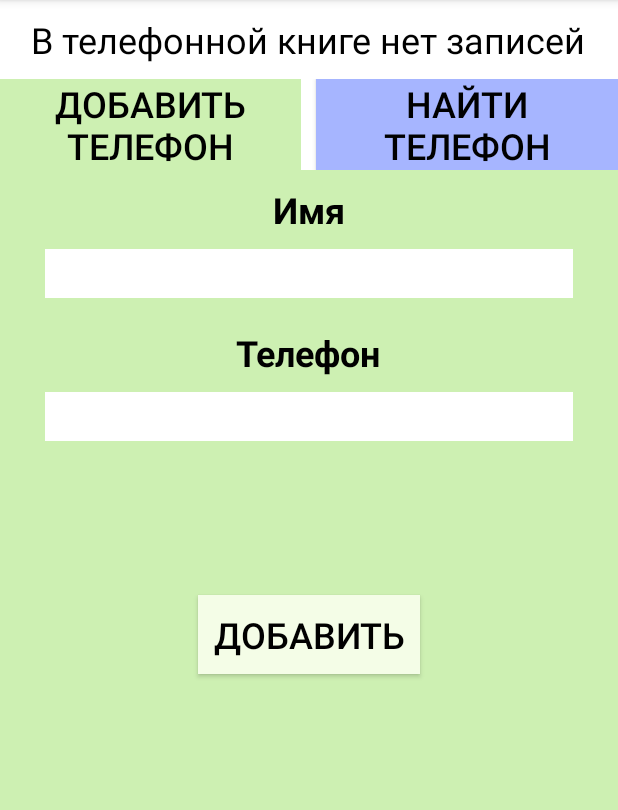
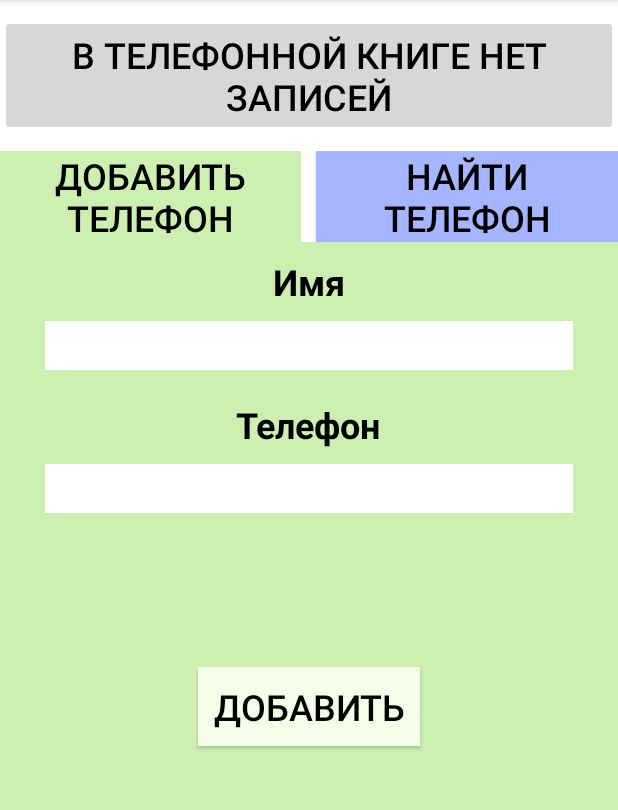
Before and after one commit to Igor-developer/PhoneBook, an Android app: the screen it shows after launch (AddActivity), after a tap on an icon or button, on a phone screen of 412 x 824 dp, the part 84-894 px from its top. Run offline under Robolectric (Android 15) with nearby library versions, the phone set to English and light mode, and no system bars.

Commit message:
Выполнено домашнее задание занятия №4 по Android - в приложение PhoneBook добавить RecyclerView, в которой будут отображаться все записи.

```diff
--- a/app/src/main/AndroidManifest.xml
+++ b/app/src/main/AndroidManifest.xml
@@ -9,7 +9,8 @@
         android:roundIcon="@mipmap/ic_launcher_round"
         android:supportsRtl="true"
         android:theme="@style/Theme.PhoneBook">
-        <activity android:name=".FindingsActivity"></activity>
+        <activity android:name=".RecyclerViewActivity" />
+        <activity android:name=".FindingsActivity" />
         <activity android:name=".AddActivity" />
         <activity android:name=".MainActivity">
             <intent-filter>
--- a/app/src/main/java/com/example/android/phonebook/AddActivity.java
+++ b/app/src/main/java/com/example/android/phonebook/AddActivity.java
@@ -2,16 +2,20 @@ package com.example.android.phonebook;
 
 import androidx.appcompat.app.AppCompatActivity;
 import androidx.appcompat.widget.AppCompatButton;
+
 import android.content.Intent;
 import android.os.Bundle;
 import android.widget.EditText;
 import android.widget.TextView;
 import android.widget.Toast;
+
 import java.util.Map;
 import java.util.Set;
 import java.util.TreeSet;
 
 public class AddActivity extends AppCompatActivity {
+
+    AppCompatButton info_button;
 
     @Override
     protected void onCreate(Bundle savedInstanceState) {
@@ -19,6 +23,11 @@ public class AddActivity extends AppCompatActivity {
         setContentView(R.layout.activity_add);
 
         //Назначение слушателей кнопкам
+        info_button = findViewById(R.id.info_button);
+        info_button.setOnClickListener(v -> {
+            startActivity(new Intent(AddActivity.this, RecyclerViewActivity.class));
+        });
+
         AppCompatButton addButton = findViewById(R.id.add_button);
         addButton.setOnClickListener(v -> handleAddButton());
 
@@ -33,17 +42,18 @@ public class AddActivity extends AppCompatActivity {
 
     //Отображение количества телефонов
     private void showPhonesQuantity() {
-        int quantity = MainActivity.getPhones().size();
+        int quantity = Contacts.getContactsAsMap().size();
 
         String info_string;
         if (quantity == 0) {
             info_string = getString(R.string.zero_phones_quantity);
+            info_button.setEnabled(false);
         } else {
             info_string = getString(R.string.phones_quantity, quantity);
+            info_button.setEnabled(true);
         }
 
-        TextView info_view = findViewById(R.id.info);
-        info_view.setText(info_string);
+        info_button.setText(info_string);
     }
 
     //Обработчик для кнопки добавить
@@ -56,7 +66,7 @@ public class AddActivity extends AppCompatActivity {
 
         TextView notification_view = findViewById(R.id.notification);
 
-        Map<String, Set<String>> phones = MainActivity.getPhones();
+        Map<String, Set<String>> phones = Contacts.getContactsAsMap();
 
         //Заполнены ли все поля и нет ли дубликатов
         if (name.isEmpty()) {
--- a/app/src/main/java/com/example/android/phonebook/FindingsActivity.java
+++ b/app/src/main/java/com/example/android/phonebook/FindingsActivity.java
@@ -1,6 +1,7 @@
 package com.example.android.phonebook;
 
 import androidx.appcompat.app.AppCompatActivity;
+
 import android.content.Intent;
 import android.os.Bundle;
 import android.widget.ImageButton;
@@ -18,9 +19,6 @@ public class FindingsActivity extends AppCompatActivity {
         phone_numbers_view.setText(intent.getStringExtra("findings"));
 
         ImageButton backButton = findViewById(R.id.back_arrow);
-        backButton.setOnClickListener(v -> {
-            Intent intent2 = new Intent(FindingsActivity.this, MainActivity.class);
-            startActivity(intent2);
-        });
+        backButton.setOnClickListener(v -> finish());
     }
 }
--- a/app/src/main/java/com/example/android/phonebook/MainActivity.java
+++ b/app/src/main/java/com/example/android/phonebook/MainActivity.java
@@ -2,30 +2,20 @@ package com.example.android.phonebook;
 
 import androidx.appcompat.app.AppCompatActivity;
 import androidx.appcompat.widget.AppCompatButton;
+
 import android.content.Intent;
 import android.os.Bundle;
 import android.widget.EditText;
 import android.widget.TextView;
+
 import java.util.Map;
 import java.util.Set;
-import java.util.TreeMap;
 
 public class MainActivity extends AppCompatActivity {
-//Занятие 3.
-//Модифицировать приложение PhoneBook - должно быть три Activity:
-//Activity 1 - в ней храним контакты и делаем поиск.
-//Activity 2 - в ней добавляем новые контакты.
-//Activity 3 - в ней показываем найденные контакты.
+//Занятие 4.
+//В приложение PhoneBook добавить RecyclerView, в которой будут отображаться все записи.
 
-    private static Map<String, Set<String>> phones;
-
-    public static Map getPhones() {
-        if (phones == null) {
-            phones = new TreeMap<>();
-        }
-
-        return phones;
-    }
+    AppCompatButton info_button;
 
     @Override
     protected void onCreate(Bundle savedInstanceState) {
@@ -33,6 +23,11 @@ public class MainActivity extends AppCompatActivity {
         setContentView(R.layout.activity_main);
 
         //Назначение слушателей кнопкам
+        info_button = findViewById(R.id.info_button);
+        info_button.setOnClickListener(v -> {
+            startActivity(new Intent(MainActivity.this, RecyclerViewActivity.class));
+        });
+
         AppCompatButton searchButton = findViewById(R.id.search_button);
         searchButton.setOnClickListener(v -> handleSearchButton());
 
@@ -47,17 +42,18 @@ public class MainActivity extends AppCompatActivity {
 
     //Отображение количества телефонов
     private void showPhonesQuantity() {
-        int quantity = MainActivity.getPhones().size();
+        int quantity = Contacts.getContactsAsMap().size();
 
         String info_string;
         if (quantity == 0) {
             info_string = getString(R.string.zero_phones_quantity);
+            info_button.setEnabled(false);
         } else {
             info_string = getString(R.string.phones_quantity, quantity);
+            info_button.setEnabled(true);
         }
 
-        TextView info_view = findViewById(R.id.info);
-        info_view.setText(info_string);
+        info_button.setText(info_string);
     }
 
     //Обработчик для кнопки искать
@@ -67,7 +63,7 @@ public class MainActivity extends AppCompatActivity {
 
         TextView notification_view = findViewById(R.id.notification);
 
-        Map<String, Set<String>> phones = MainActivity.getPhones();
+        Map<String, Set<String>> phones = Contacts.getContactsAsMap();
 
         //Заполнено ли поле поиска
         if (name.isEmpty()) {
--- a/app/src/main/res/layout/activity_add.xml
+++ b/app/src/main/res/layout/activity_add.xml
@@ -17,10 +17,10 @@
             android:layout_height="wrap_content"
             android:orientation="vertical" />
 
-        <!-- View отображения количества телефонов -->
-        <TextView
-            android:id="@+id/info"
-            android:layout_width="wrap_content"
+        <!-- Button отображения количества телефонов -->
+        <androidx.appcompat.widget.AppCompatButton
+            android:id="@+id/info_button"
+            android:layout_width="match_parent"
             android:layout_height="wrap_content"
             android:layout_gravity="center_horizontal"
             android:layout_marginVertical="10dp"
@@ -132,7 +132,6 @@
                 android:layout_height="wrap_content"
                 android:layout_marginHorizontal="30dp"
                 android:layout_marginVertical="20dp"
-                android:text="@string/space"
                 android:textAlignment="center"
                 android:textColor="@color/black"
                 android:textSize="24sp"
@@ -161,7 +160,6 @@
                 android:text="@string/add_person"
                 android:textColor="@color/black"
                 android:textSize="24sp" />
-
         </LinearLayout>
     </LinearLayout>
 </ScrollView>
```
Also changed, not shown: app/src/main/java/com/example/android/phonebook/Contacts.java (added, +68 -0 lines), app/src/main/java/com/example/android/phonebook/RecyclerViewActivity.java (added, +33 -0 lines), app/src/main/java/com/example/android/phonebook/RecyclerViewAdapter.java (added, +60 -0 lines), app/src/main/res/layout/activity_main.xml (+5 -6 lines), app/src/main/res/layout/activity_recycler_view.xml (added, +13 -0 lines), app/src/main/res/layout/rv_element.xml (added, +30 -0 lines).
